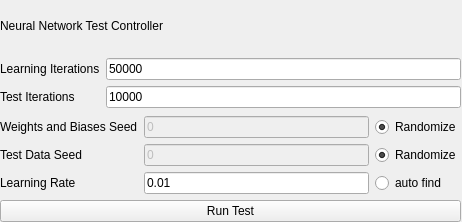
PJAvanRooyen/Neural-Net, file Project/UI/Application/NeuralNetworkTestWidget.ui: the form before one commit.
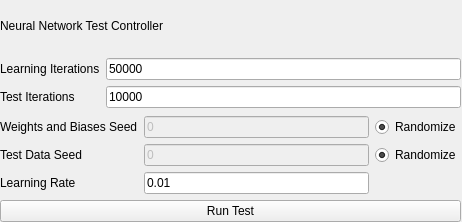
The form after the commit.

Commit message: NN-7 FEAT: connect testControllerWidget to the components

Diff of the .ui file:
```diff
--- a/Project/UI/Application/NeuralNetworkTestWidget.ui
+++ b/Project/UI/Application/NeuralNetworkTestWidget.ui
@@ -144,19 +144,6 @@
         </property>
        </widget>
       </item>
-      <item row="2" column="2">
-       <widget class="QRadioButton" name="radioButton_4">
-        <property name="text">
-         <string>auto find</string>
-        </property>
-        <property name="checked">
-         <bool>false</bool>
-        </property>
-        <property name="autoExclusive">
-         <bool>false</bool>
-        </property>
-       </widget>
-      </item>
       <item row="2" column="1">
        <widget class="QLineEdit" name="lineEdit">
         <property name="sizePolicy">
```
Left out of the diff: 28 changed lines with no effect on the pictures. The commit also changes 20 other files.
